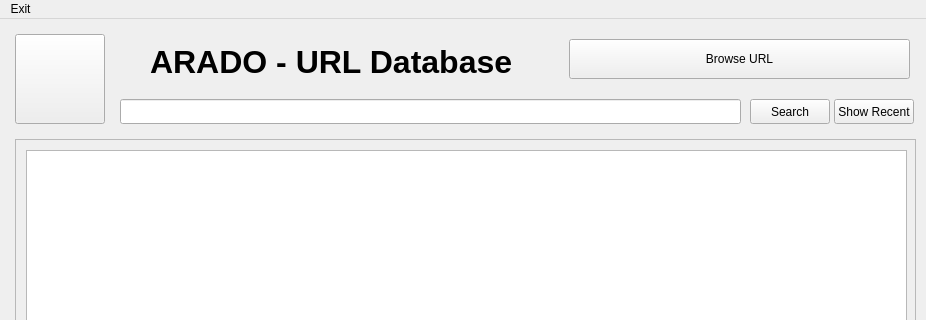
Qt form ui/aradomain.ui (berndhs/arado) before a commit; both pictures show x 0 to 926 and y 0 to 320 of the 926 by 556 pixel window.
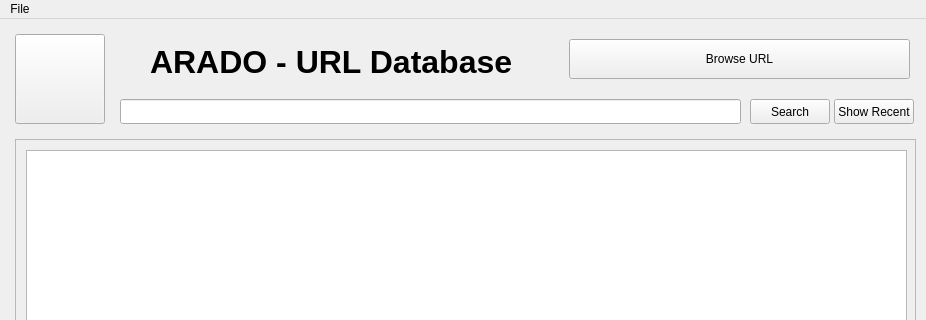
The same form after that commit. Icons and pictures are not drawn.

```diff
--- a/ui/aradomain.ui
+++ b/ui/aradomain.ui
@@ -507,15 +507,15 @@
      <height>21</height>
     </rect>
    </property>
-   <widget class="QMenu" name="menuExit">
+   <widget class="QMenu" name="menuFile">
     <property name="title">
-     <string>Exit</string>
+     <string>File</string>
     </property>
     <addaction name="actionAbout"/>
     <addaction name="separator"/>
     <addaction name="actionExit"/>
    </widget>
-   <addaction name="menuExit"/>
+   <addaction name="menuFile"/>
   </widget>
   <widget class="QStatusBar" name="statusbar"/>
   <action name="actionExit">
```
Left out of the diff: 10 changed lines with no effect on the pictures.
